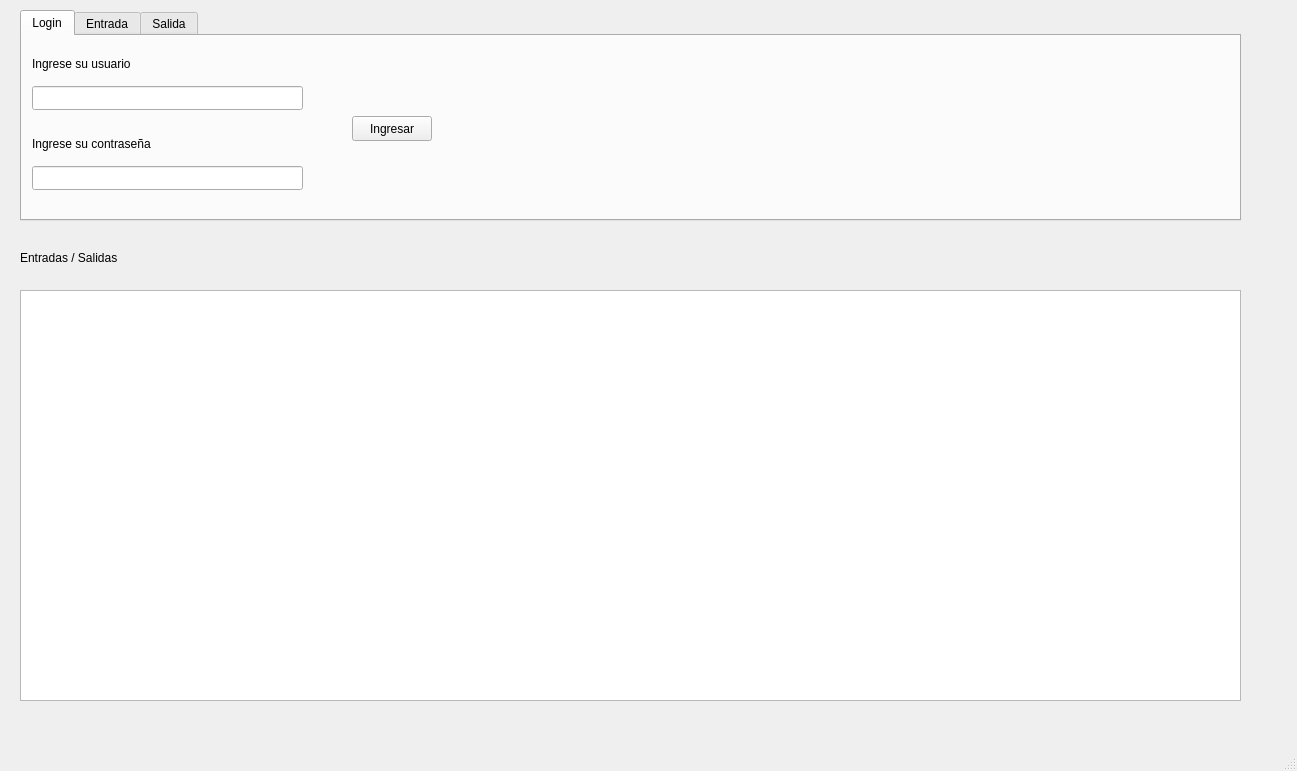
The window that Proyecto_Copeco/cframe.ui (DavidZelaya12/Proyecto_Copeco) describes before a commit, drawn with Qt 5.
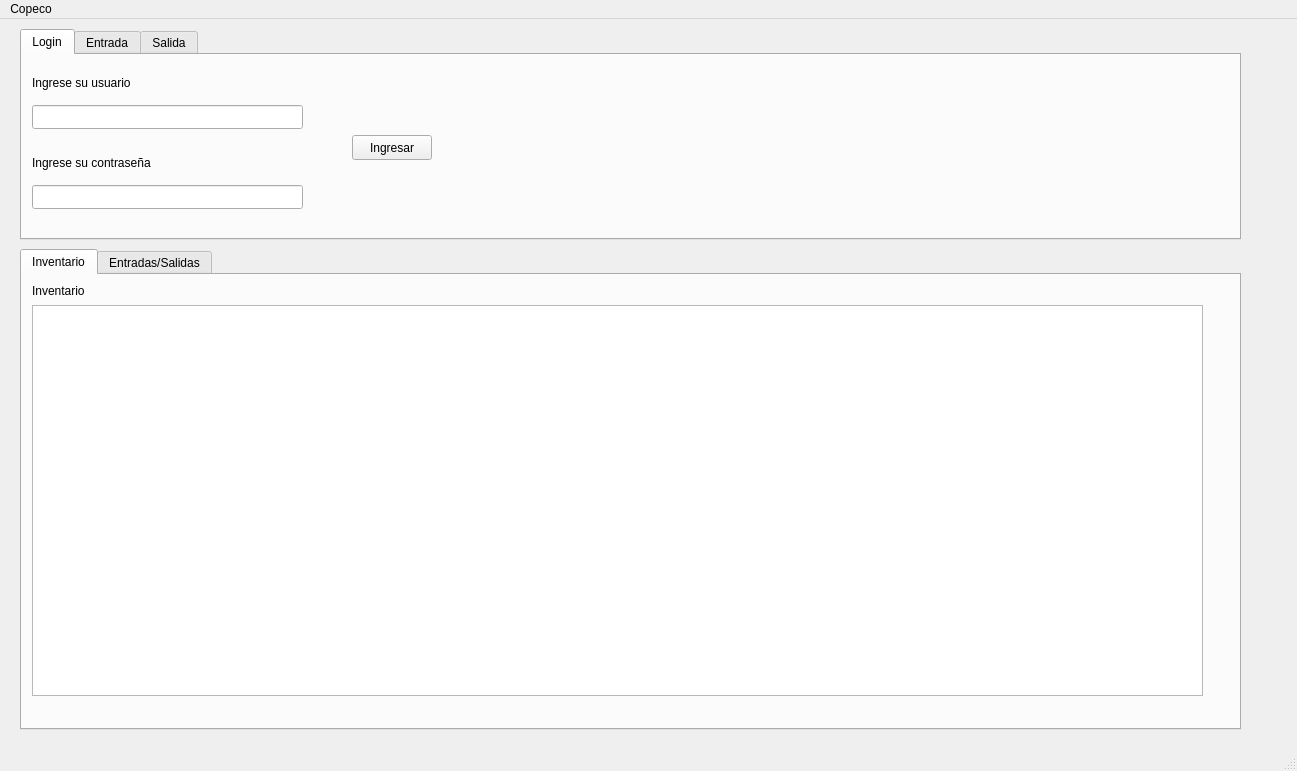
The same window after the commit. The open tabs and pages were chosen to show the change.

Commit message: Cambios en el GUI

The edit to the form file:
```diff
--- a/Proyecto_Copeco/cframe.ui
+++ b/Proyecto_Copeco/cframe.ui
@@ -363,26 +363,57 @@
      </widget>
     </widget>
    </widget>
-   <widget class="QStackedWidget" name="stackedWidget">
+   <widget class="QTabWidget" name="TabMostrar">
     <property name="geometry">
      <rect>
-      <x>10</x>
+      <x>20</x>
       <y>230</y>
-      <width>1241</width>
+      <width>1221</width>
       <height>481</height>
      </rect>
     </property>
     <property name="currentIndex">
      <number>0</number>
     </property>
-    <widget class="QWidget" name="page">
+    <widget class="QWidget" name="">
+     <attribute name="title">
+      <string>Inventario</string>
+     </attribute>
+     <widget class="QLabel" name="label_2">
+      <property name="geometry">
+       <rect>
+        <x>10</x>
+        <y>6</y>
+        <width>171</width>
+        <height>20</height>
+       </rect>
+      </property>
+      <property name="text">
+       <string>Inventario</string>
+      </property>
+     </widget>
      <widget class="QTableWidget" name="TableInventario">
       <property name="geometry">
        <rect>
         <x>10</x>
-        <y>50</y>
-        <width>1211</width>
-        <height>411</height>
+        <y>30</y>
+        <width>1171</width>
+        <height>391</height>
+       </rect>
+      </property>
+     </widget>
+    </widget>
+    <widget class="QWidget" name="tab_5">
+     <attribute name="title">
+      <string>Entradas/Salidas</string>
+     </attribute>
+     <widget class="QTableWidget" name="TablesEntradas">
+      <property name="geometry">
+       <rect>
+        <x>10</x>
+        <y>30</y>
+        <width>1171</width>
+        <height>391</height>
        </rect>
       </property>
      </widget>
@@ -396,32 +427,7 @@
        </rect>
       </property>
       <property name="text">
-       <string>Inventario Actual</string>
-      </property>
-     </widget>
-    </widget>
-    <widget class="QWidget" name="page_2">
-     <widget class="QTableWidget" name="TableEntradasySalidas">
-      <property name="geometry">
-       <rect>
-        <x>10</x>
-        <y>60</y>
-        <width>1221</width>
-        <height>411</height>
-       </rect>
-      </property>
-     </widget>
-     <widget class="QLabel" name="label_2">
-      <property name="geometry">
-       <rect>
-        <x>10</x>
-        <y>20</y>
-        <width>171</width>
-        <height>16</height>
-       </rect>
-      </property>
-      <property name="text">
-       <string>Entradas / Salidas</string>
+       <string>Entradas/Salidas</string>
       </property>
      </widget>
     </widget>
@@ -436,6 +442,12 @@
      <height>25</height>
     </rect>
    </property>
+   <widget class="QMenu" name="menuCopeco">
+    <property name="title">
+     <string>Copeco</string>
+    </property>
+   </widget>
+   <addaction name="menuCopeco"/>
   </widget>
   <widget class="QStatusBar" name="statusbar"/>
  </widget>
```
Left out of the diff: 6 changed lines with no effect on the pictures. The commit also changes 3 other files.
